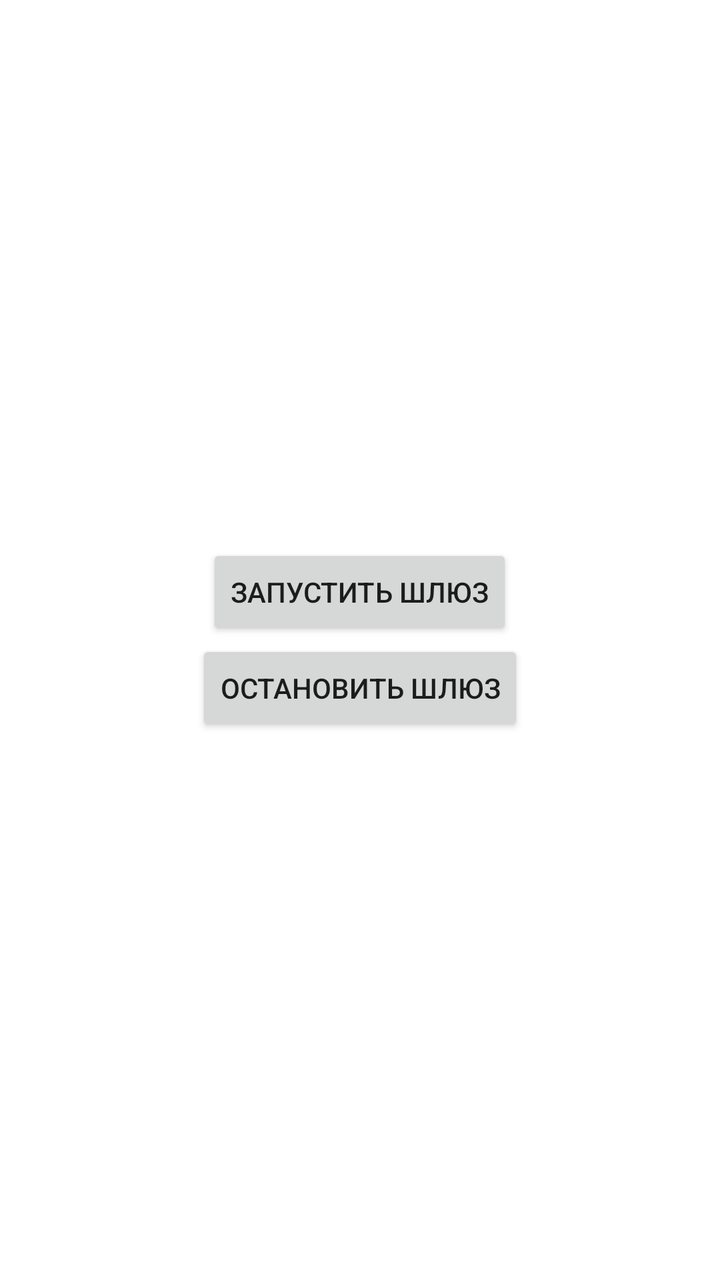
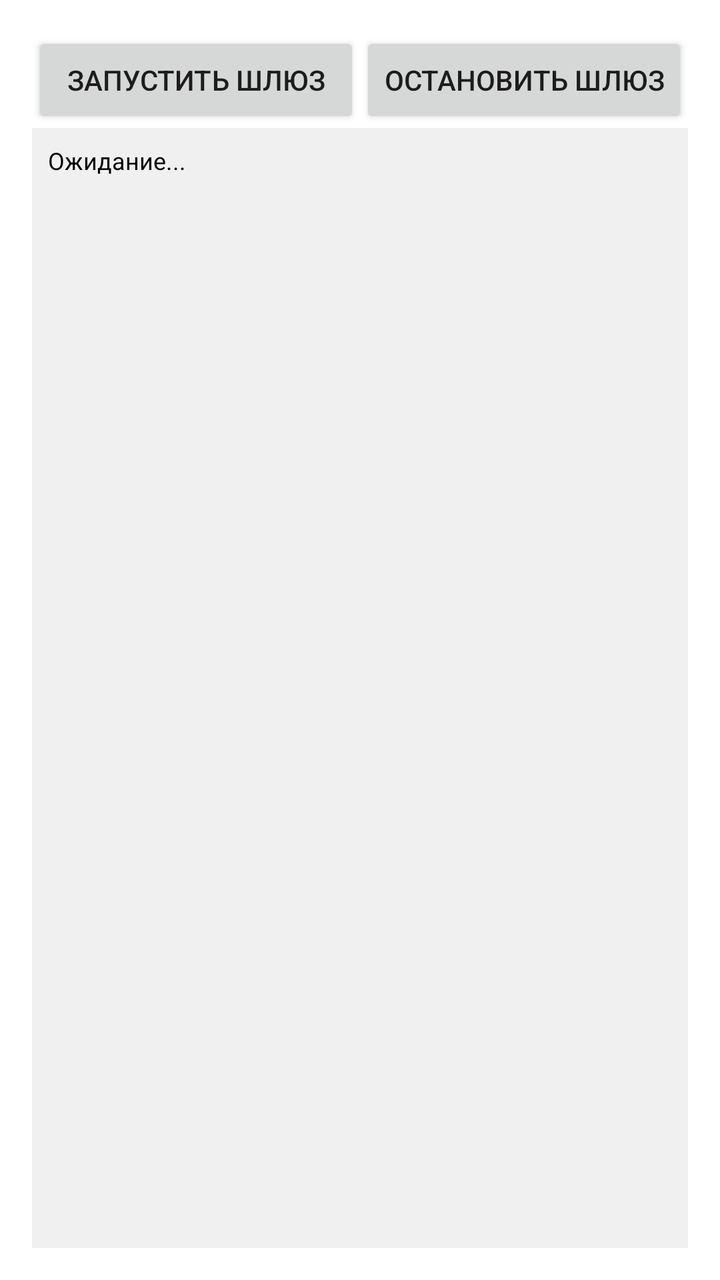

An Android layout rendered at two revisions. The XML below is the earlier revision; the diff shows what the commit changed to produce the second picture.
<!-- AndroidManifest.xml: application theme Theme.SMSPush -->
<!-- res/layout/activity_main.xml -->
<?xml version="1.0" encoding="utf-8"?>
<LinearLayout xmlns:android="http://schemas.android.com/apk/res/android"
    android:layout_width="match_parent"
    android:layout_height="match_parent"
    android:gravity="center"
    android:orientation="vertical"
    android:padding="16dp">

    <Button
        android:id="@+id/btnStart"
        android:layout_width="wrap_content"
        android:layout_height="wrap_content"
        android:text="Запустить шлюз" />

    <Button
        android:id="@+id/btnStop"
        android:layout_width="wrap_content"
        android:layout_height="wrap_content"
        android:text="Остановить шлюз" />

</LinearLayout>
<!-- resources referenced by this layout -->
<resources>
  <style name="Theme.SMSPush" parent="Theme.MaterialComponents.DayNight.DarkActionBar">
          
          <item name="colorPrimary">@color/purple_500</item>
          <item name="colorPrimaryVariant">@color/purple_700</item>
          <item name="colorOnPrimary">@color/white</item>
          
          <item name="colorSecondary">@color/teal_200</item>
          <item name="colorSecondaryVariant">@color/teal_700</item>
          <item name="colorOnSecondary">@color/black</item>
          
          <item name="android:statusBarColor">?attr/colorPrimaryVariant</item>
          
      </style>
  <color name="purple_500">#FF6200EE</color>
  <color name="purple_700">#FF3700B3</color>
  <color name="white">#FFFFFFFF</color>
  <color name="teal_200">#FF03DAC5</color>
  <color name="teal_700">#FF018786</color>
  <color name="black">#FF000000</color>
</resources>

<!-- the commit's change to res/layout/activity_main.xml (unified diff, before → after) -->
@@ -2,20 +2,39 @@
 <LinearLayout xmlns:android="http://schemas.android.com/apk/res/android"
     android:layout_width="match_parent"
     android:layout_height="match_parent"
-    android:gravity="center"
     android:orientation="vertical"
     android:padding="16dp">
 
-    <Button
-        android:id="@+id/btnStart"
-        android:layout_width="wrap_content"
+    <LinearLayout
+        android:layout_width="match_parent"
         android:layout_height="wrap_content"
-        android:text="Запустить шлюз" />
+        android:orientation="horizontal">
 
-    <Button
-        android:id="@+id/btnStop"
-        android:layout_width="wrap_content"
-        android:layout_height="wrap_content"
-        android:text="Остановить шлюз" />
+        <Button
+            android:id="@+id/btnStart"
+            android:layout_width="0dp"
+            android:layout_height="wrap_content"
+            android:layout_weight="1"
+            android:text="Запустить шлюз" />
+
+        <Button
+            android:id="@+id/btnStop"
+            android:layout_width="0dp"
+            android:layout_height="wrap_content"
+            android:layout_weight="1"
+            android:text="Остановить шлюз" />
+    </LinearLayout>
+
+    <TextView
+        android:id="@+id/tvLogs"
+        android:layout_width="match_parent"
+        android:layout_height="0dp"
+        android:layout_weight="1"
+        android:background="#f0f0f0"
+        android:padding="8dp"
+        android:scrollbars="vertical"
+        android:textColor="@color/black"
+        android:text="Ожидание..."
+        android:textSize="12sp" />
 
 </LinearLayout>
<!-- resource entries referenced after the edit -->
@@ -1,8 +1,9 @@
 <!-- resources referenced by this layout -->
 <resources>
+  <color name="black">#FF000000</color>
   <style name="Theme.SMSPush" parent="Theme.MaterialComponents.DayNight.DarkActionBar">
           
-          <item name="colorPrimary">@color/purple_500</item>
+          <item name="colorPrimary">#3F51B5</item>
           <item name="colorPrimaryVariant">@color/purple_700</item>
           <item name="colorOnPrimary">@color/white</item>
           
@@ -13,11 +14,9 @@
           <item name="android:statusBarColor">?attr/colorPrimaryVariant</item>
           
       </style>
-  <color name="purple_500">#FF6200EE</color>
   <color name="purple_700">#FF3700B3</color>
   <color name="white">#FFFFFFFF</color>
   <color name="teal_200">#FF03DAC5</color>
   <color name="teal_700">#FF018786</color>
-  <color name="black">#FF000000</color>
 </resources>
 
